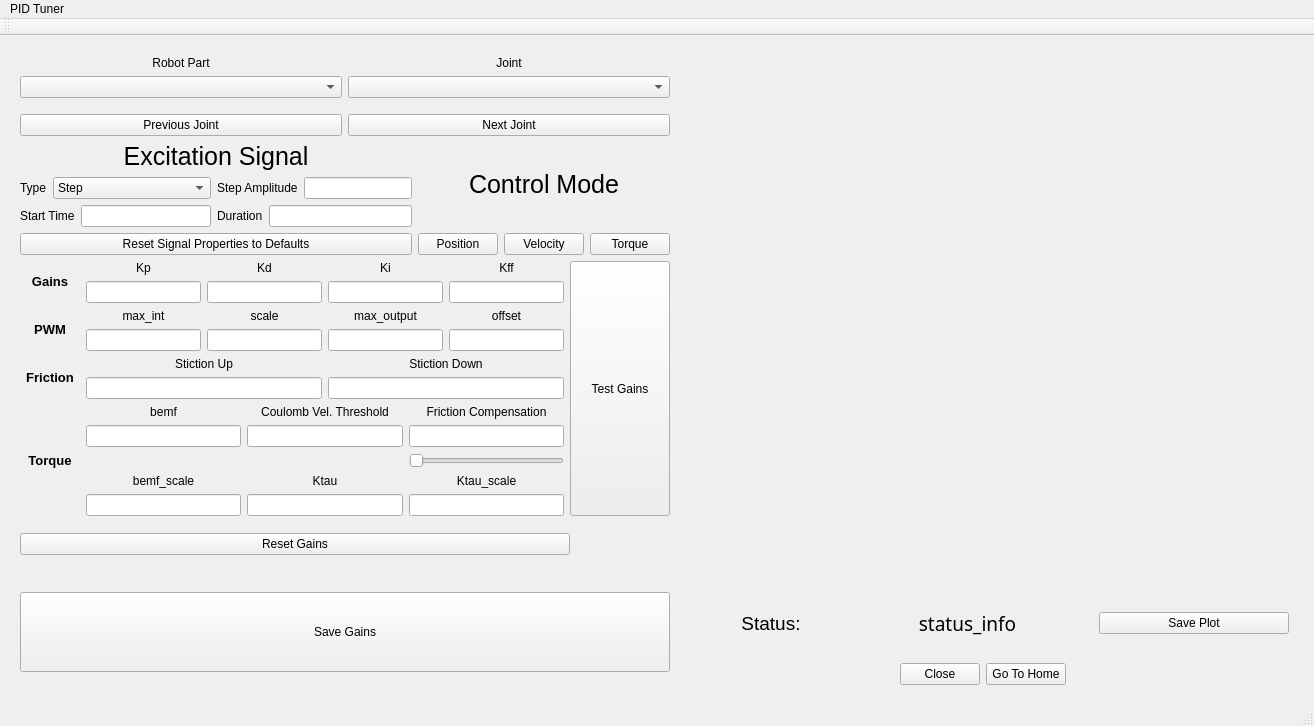
Above: src/guiModule/mainwindow.ui from rlober/pidTuner before the change. Below: the same form after it.
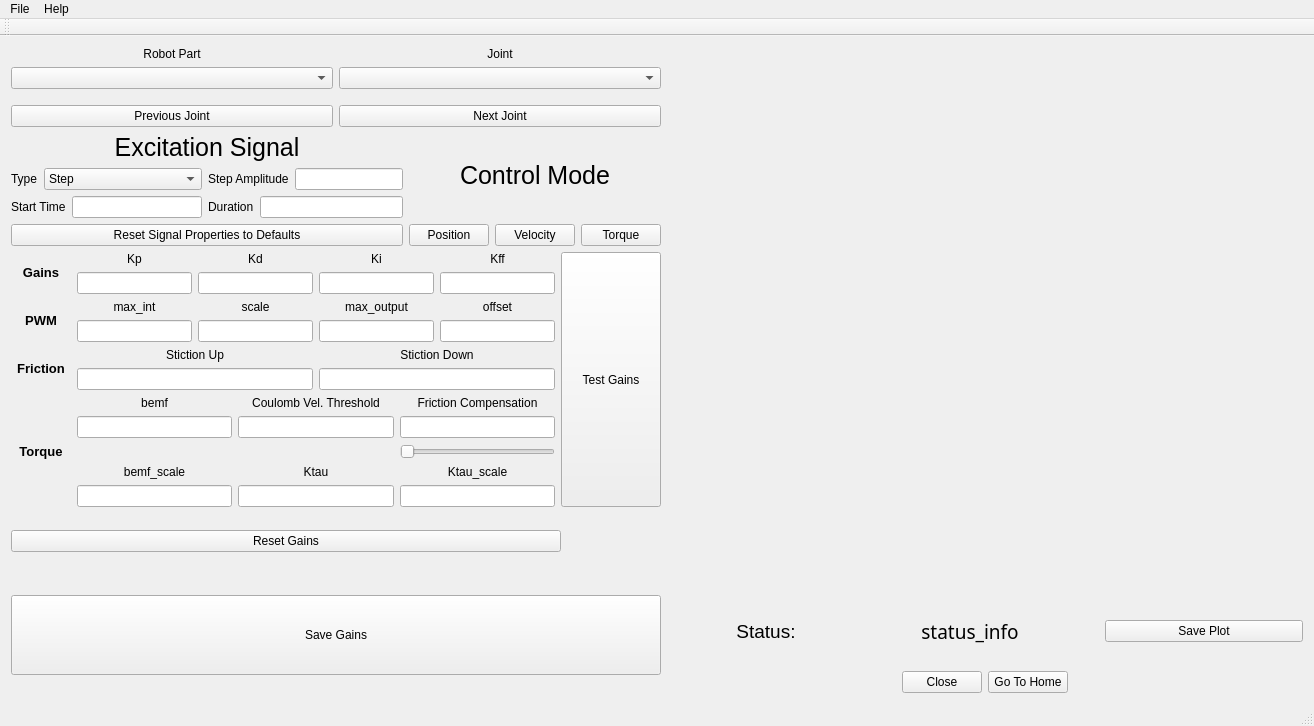
That is the form after the change. Custom widgets are drawn as their Qt base class.

Commit message: Added menu items and resize on widow resize.

Patch:
```diff
--- a/src/guiModule/mainwindow.ui
+++ b/src/guiModule/mainwindow.ui
@@ -14,15 +14,8 @@
    <string>MainWindow</string>
   </property>
   <widget class="QWidget" name="centralWidget">
-   <widget class="QWidget" name="layoutWidget">
-    <property name="geometry">
-     <rect>
-      <x>9</x>
-      <y>9</y>
-      <width>1291</width>
-      <height>651</height>
-     </rect>
-    </property>
+   <layout class="QHBoxLayout" name="horizontalLayout_7">
+    <item>
     <layout class="QHBoxLayout" name="mainLayout">
      <property name="sizeConstraint">
       <enum>QLayout::SetNoConstraint</enum>
@@ -1021,7 +1014,8 @@
       </layout>
      </item>
     </layout>
-   </widget>
+    </item>
+   </layout>
   </widget>
   <widget class="QMenuBar" name="menuBar">
    <property name="geometry">
@@ -1034,10 +1028,20 @@
    </property>
    <widget class="QMenu" name="menuPID_Tuner">
     <property name="title">
-     <string>PID Tuner</string>
+     <string>File</string>
     </property>
    </widget>
+   <widget class="QMenu" name="menuAbout">
+    <property name="title">
+     <string>Help</string>
+    </property>
+    <addaction name="actionSignal_Types"/>
+    <addaction name="actionControl_Modes"/>
+    <addaction name="actionParameter_Descriptions"/>
+    <addaction name="actionAbout"/>
+   </widget>
    <addaction name="menuPID_Tuner"/>
+   <addaction name="menuAbout"/>
   </widget>
   <widget class="QToolBar" name="mainToolBar">
    <attribute name="toolBarArea">
```
Left out of the diff: 20 changed lines with no effect on the pictures. Lines whose indentation alone changed are shown as unchanged.
